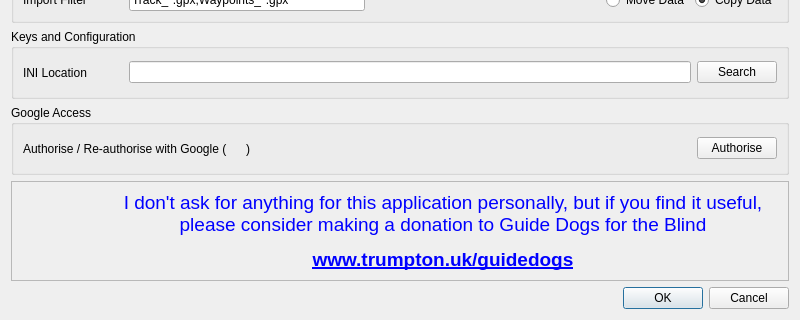
Old version of the form src/configuration.ui in the repository trumpton/POI; both pictures show x 0 to 800 and y 260 to 580 of the 800 by 580 pixel window.
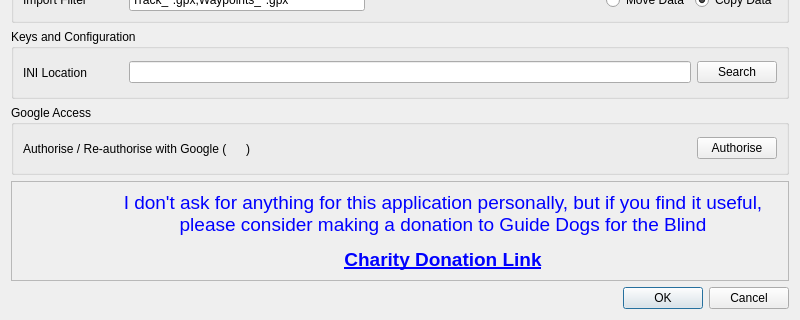
New version of the form. Icons and pictures are not drawn.

Diff of the .ui file:
```diff
--- a/src/configuration.ui
+++ b/src/configuration.ui
@@ -512,7 +512,12 @@
       <item>
        <widget class="QLabel" name="label_12">
         <property name="text">
-         <string>&lt;html&gt;&lt;head/&gt;&lt;body&gt;&lt;p align=&quot;center&quot;&gt;&lt;span style=&quot; font-size:14pt; color:#0000ff;&quot;&gt;I don't ask for anything for this application personally, but if you find it useful, please consider making a donation to Guide Dogs for the Blind&lt;/span&gt;&lt;/p&gt;&lt;p align=&quot;center&quot;&gt;&lt;a href=&quot;http://www.trumpton.uk/guidedogs&quot;&gt;&lt;span style=&quot; font-size:14pt; font-weight:700; text-decoration: underline; color:#0000ff;&quot;&gt;www.trumpton.uk/guidedogs&lt;/span&gt;&lt;/a&gt;&lt;/p&gt;&lt;/body&gt;&lt;/html&gt;</string>
+         <string>&lt;!DOCTYPE HTML PUBLIC &quot;-//W3C//DTD HTML 4.0//EN&quot; &quot;http://www.w3.org/TR/REC-html40/strict.dtd&quot;&gt;
+&lt;html&gt;&lt;head&gt;&lt;meta name=&quot;qrichtext&quot; content=&quot;1&quot; /&gt;&lt;meta charset=&quot;utf-8&quot; /&gt;&lt;style type=&quot;text/css&quot;&gt;
+p, li { white-space: pre-wrap; }
+&lt;/style&gt;&lt;/head&gt;&lt;body style=&quot; font-family:'Sans Serif'; font-size:9pt; font-weight:400; font-style:normal;&quot;&gt;
+&lt;p align=&quot;center&quot; style=&quot; margin-top:12px; margin-bottom:12px; margin-left:0px; margin-right:0px; -qt-block-indent:0; text-indent:0px;&quot;&gt;&lt;span style=&quot; font-size:14pt; color:#0000ff;&quot;&gt;I don't ask for anything for this application personally, but if you find it useful, please consider making a donation to Guide Dogs for the Blind&lt;/span&gt;&lt;/p&gt;
+&lt;p align=&quot;center&quot; style=&quot; margin-top:12px; margin-bottom:12px; margin-left:0px; margin-right:0px; -qt-block-indent:0; text-indent:0px;&quot;&gt;&lt;a href=&quot;http://www.vizier.uk/guidedogs&quot;&gt;&lt;span style=&quot; font-size:14pt; font-weight:700; text-decoration: underline; color:#0000ff;&quot;&gt;Charity Donation Link&lt;/span&gt;&lt;/a&gt;&lt;/p&gt;&lt;/body&gt;&lt;/html&gt;</string>
         </property>
         <property name="wordWrap">
          <bool>true</bool>
```
